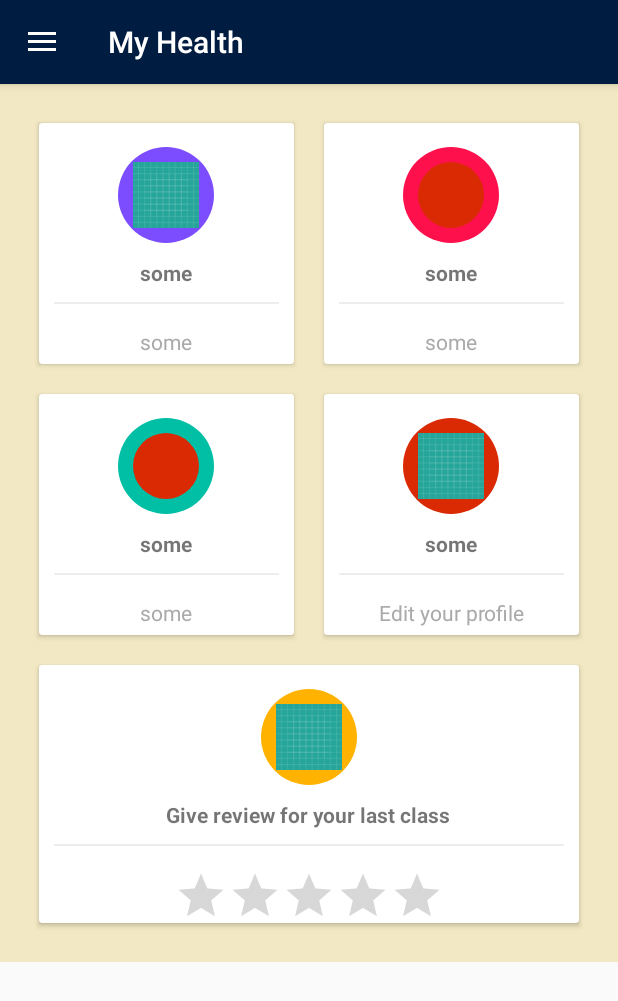
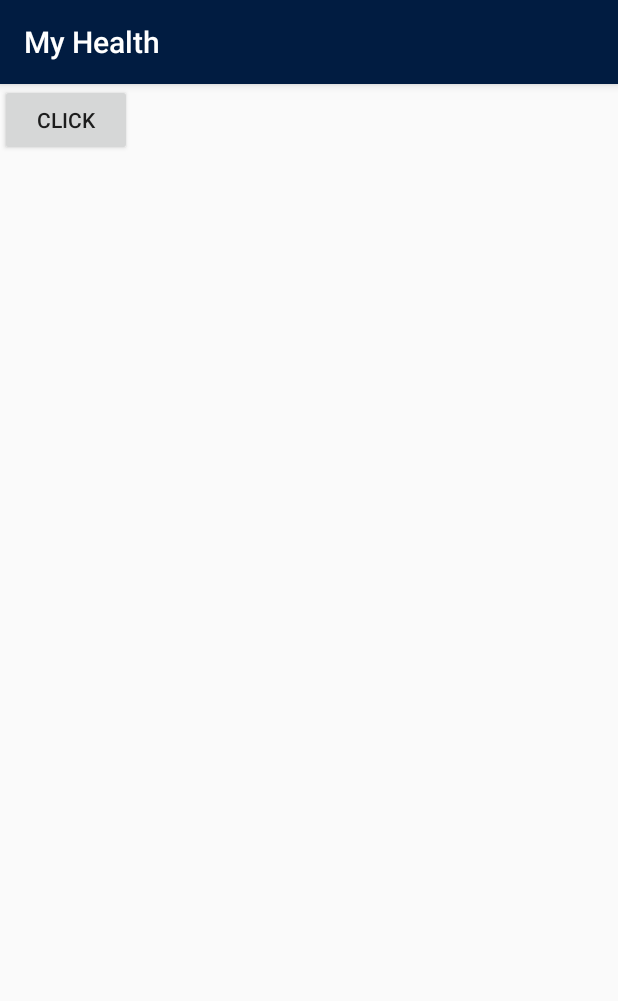
Before and after one commit to AwsafAlam/CSEFestHackathon2019, an Android app: the screen it shows after launch (MainActivity before the commit, LoginActivity after it), on a phone screen of 412 x 824 dp. Shown: the top 1001 px of the screen. Run offline under Robolectric (Android 15) with nearby library versions, the phone set to English and light mode, and no system bars.

Commit message:
Update app

```diff
--- a/MyHealth/app/build.gradle
+++ b/MyHealth/app/build.gradle
@@ -21,9 +21,12 @@ android {
 dependencies {
     implementation fileTree(dir: 'libs', include: ['*.jar'])
     implementation 'com.android.support:appcompat-v7:28.0.0'
+    implementation 'com.firebaseui:firebase-ui-auth:4.2.0'
+    implementation 'com.google.firebase:firebase-core:16.0.1' // Analytics
     implementation 'com.android.support:design:28.0.0'
     implementation 'com.android.support.constraint:constraint-layout:1.1.3'
     testImplementation 'junit:junit:4.12'
     androidTestImplementation 'com.android.support.test:runner:1.0.2'
     androidTestImplementation 'com.android.support.test.espresso:espresso-core:3.0.2'
 }
+apply plugin: 'com.google.gms.google-services'
--- /dev/null
+++ b/MyHealth/app/src/main/java/io/github/utshaw/myhealth/LoginActivity.java
@@ -0,0 +1,19 @@
+package io.github.utshaw.myhealth;
+
+import android.content.Intent;
+import android.support.v7.app.AppCompatActivity;
+import android.os.Bundle;
+import android.view.View;
+
+public class LoginActivity extends AppCompatActivity {
+
+    @Override
+    protected void onCreate(Bundle savedInstanceState) {
+        super.onCreate(savedInstanceState);
+        setContentView(R.layout.activity_login);
+    }
+
+    public void click(View view) {
+        startActivity(new Intent(LoginActivity.this, MainActivity.class));
+    }
+}
--- /dev/null
+++ b/MyHealth/app/src/main/res/layout/activity_login.xml
@@ -0,0 +1,17 @@
+<?xml version="1.0" encoding="utf-8"?>
+<LinearLayout xmlns:android="http://schemas.android.com/apk/res/android"
+    xmlns:app="http://schemas.android.com/apk/res-auto"
+    xmlns:tools="http://schemas.android.com/tools"
+    android:layout_width="match_parent"
+    android:layout_height="match_parent"
+    tools:context=".LoginActivity">
+
+    <Button
+        android:onClick="click"
+        android:id="@+id/btn"
+        android:text="Click"
+        android:layout_width="wrap_content"
+        android:layout_height="wrap_content" />
+
+
+</LinearLayout>
--- a/MyHealth/app/src/main/res/layout/content_main.xml
+++ b/MyHealth/app/src/main/res/layout/content_main.xml
@@ -31,7 +31,7 @@
             <android.support.v7.widget.CardView
                 android:foreground="?android:attr/selectableItemBackground"
                 android:clickable="true"
-                android:id="@+id/cv_chem"
+                android:id="@+id/cv_first"
                 android:layout_width="0dp"
                 android:layout_weight="1"
                 android:layout_height="match_parent"
@@ -72,7 +72,7 @@
 
 
             <android.support.v7.widget.CardView
-                android:id="@+id/cv_phys"
+                android:id="@+id/cv_second"
                 android:foreground="?android:attr/selectableItemBackground"
                 android:clickable="true"
                 android:layout_width="0dp"
@@ -123,7 +123,7 @@
 
 
             <android.support.v7.widget.CardView
-                android:id="@+id/cv_math"
+                android:id="@+id/cv_third"
                 android:foreground="?android:attr/selectableItemBackground"
                 android:clickable="true"
                 android:layout_width="0dp"
@@ -166,7 +166,7 @@
 
 
             <android.support.v7.widget.CardView
-                android:id="@+id/cv_profile"
+                android:id="@+id/cv_forth"
                 android:foreground="?android:attr/selectableItemBackground"
                 android:clickable="true"
                 android:layout_width="0dp"
@@ -221,7 +221,7 @@
             android:layout_height="wrap_content">
 
             <android.support.v7.widget.CardView
-                android:id="@+id/cv_review"
+                android:id="@+id/cv_bottom"
                 android:foreground="?android:attr/selectableItemBackground"
                 android:clickable="true"
                 android:layout_width="match_parent"
--- a/MyHealth/app/src/main/res/values/strings.xml
+++ b/MyHealth/app/src/main/res/values/strings.xml
@@ -14,6 +14,7 @@
     <string name="math">some</string>
     <string name="call_math_teacher">some</string>
     <string name="my_profile">some</string>
+    <string name="action_signout">Sign Out</string>
 
 
 </resources>
--- a/MyHealth/build.gradle
+++ b/MyHealth/build.gradle
@@ -8,6 +8,7 @@ buildscript {
     }
     dependencies {
         classpath 'com.android.tools.build:gradle:3.1.3'
+        classpath 'com.google.gms:google-services:4.0.1'
 
 
         // NOTE: Do not place your application dependencies here; they belong
```
Also changed, not shown: MyHealth/app/src/main/AndroidManifest.xml (+8 -3 lines), MyHealth/app/src/main/java/io/github/utshaw/myhealth/MainActivity.java (+175 -0 lines), MyHealth/app/src/main/res/menu/main.xml (added, +9 -0 lines), 1 other file.
